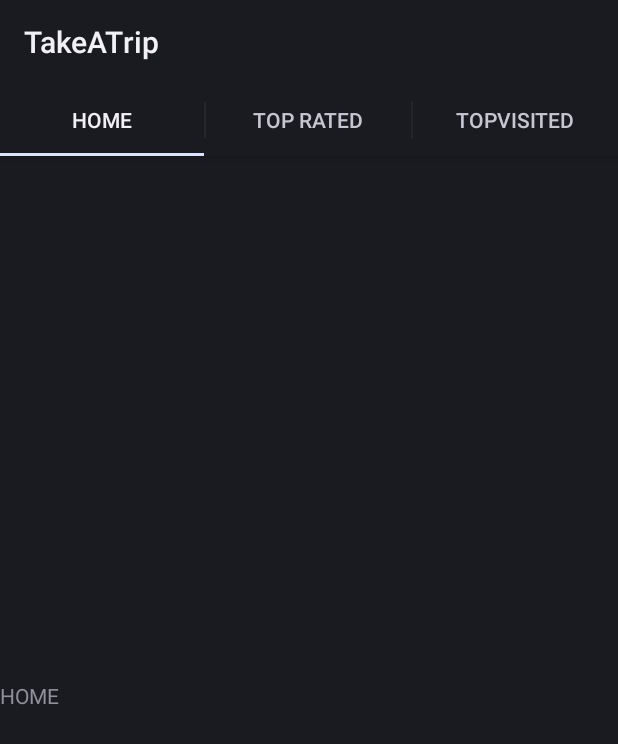
After one commit to giacomolanciano/TakeATrip, an Android app: the HomeFragment screen opened directly, with no data from a screen before it, on a phone screen of 412 x 824 dp. The commit adds this screen. Shown: the top 744 px of the screen. Run offline under Robolectric (Android 15) with nearby library versions, the phone set to English and light mode, and no system bars.

Commit message:
Initialization of Social Part

```diff
--- a/mobile/build.gradle
+++ b/mobile/build.gradle
@@ -32,4 +32,5 @@ dependencies {
     compile 'com.google.android.gms:play-services:8.4.0'
     compile 'com.android.support:design:23.0.1'
     compile 'com.android.support:support-v4:23.0.1'
+    compile 'com.android.support:support-v4:22.2.0'
 }
--- a/mobile/src/main/AndroidManifest.xml
+++ b/mobile/src/main/AndroidManifest.xml
@@ -90,6 +90,9 @@
         </activity>
         <activity android:name=".Activities.SearchActivity" >
         </activity>
+        <activity android:name=".Activities.SocialActivity"
+            android:theme="@style/Widget.AppCompat.ActionBar.Solid">
+        </activity>
     </application>
 
 </manifest>
--- /dev/null
+++ b/mobile/src/main/java/com/example/david/takeatrip/Activities/SocialActivity.java
@@ -0,0 +1,79 @@
+package com.example.david.takeatrip.Activities;
+
+import android.app.ActionBar;
+import android.app.ActionBar.Tab;
+import android.app.FragmentTransaction;
+import android.os.Bundle;
+import android.support.v4.app.FragmentActivity;
+import android.support.v4.view.ViewPager;
+import android.view.Menu;
+import com.example.david.takeatrip.R;
+import com.example.david.takeatrip.Utilities.TabsPagerAdapter;
+
+public class SocialActivity extends FragmentActivity implements ActionBar.TabListener {
+
+    private ViewPager viewPager;
+    private TabsPagerAdapter mAdapter;
+    private ActionBar actionBar;
+
+
+    // TODO: Tab titles in other languages
+    private String[] tabs = {"Home", "Top Rated", "TopVisited"};
+
+    @Override
+    protected void onCreate(Bundle savedInstanceState) {
+        super.onCreate(savedInstanceState);
+        setContentView(R.layout.activity_social);
+
+        // Initilization
+        viewPager = (ViewPager) findViewById(R.id.pager);
+        actionBar = getActionBar();
+        mAdapter = new TabsPagerAdapter(getSupportFragmentManager());
+
+        viewPager.setAdapter(mAdapter);
+        actionBar.setHomeButtonEnabled(false);
+        actionBar.setNavigationMode(ActionBar.NAVIGATION_MODE_TABS);
+
+        // Adding Tabs
+        for (String tab_name : tabs) {
+            actionBar.addTab(actionBar.newTab().setText(tab_name)
+                    .setTabListener(this));
+        }
+
+
+        viewPager.setOnPageChangeListener(new ViewPager.OnPageChangeListener() {
+
+            @Override
+            public void onPageSelected(int position) {
+                // on changing the page
+                // make respected tab selected
+                actionBar.setSelectedNavigationItem(position);
+            }
+
+            @Override
+            public void onPageScrolled(int arg0, float arg1, int arg2) {
+            }
+
+            @Override
+            public void onPageScrollStateChanged(int arg0) {
+            }
+        });
+
+    }
+
+    @Override
+    public void onTabSelected(ActionBar.Tab tab, FragmentTransaction ft) {
+        viewPager.setCurrentItem(tab.getPosition());
+
+    }
+
+    @Override
+    public void onTabUnselected(ActionBar.Tab tab, FragmentTransaction ft) {
+
+    }
+
+    @Override
+    public void onTabReselected(ActionBar.Tab tab, FragmentTransaction ft) {
+
+    }
+}
--- /dev/null
+++ b/mobile/src/main/java/com/example/david/takeatrip/Fragments/HomeFragment.java
@@ -0,0 +1,24 @@
+package com.example.david.takeatrip.Fragments;
+
+import android.os.Bundle;
+import android.support.v4.app.Fragment;
+import android.view.LayoutInflater;
+import android.view.View;
+import android.view.ViewGroup;
+
+import com.example.david.takeatrip.R;
+
+/**
+ * Created by lucagiacomelli on 21/02/16.
+ */
+public class HomeFragment extends Fragment {
+
+    @Override
+    public View onCreateView(LayoutInflater inflater, ViewGroup container,
+                             Bundle savedInstanceState) {
+
+        View rootView = inflater.inflate(R.layout.fragment_home_social, container, false);
+
+        return rootView;
+    }
+}
--- /dev/null
+++ b/mobile/src/main/java/com/example/david/takeatrip/Fragments/TopRatedFragment.java
@@ -0,0 +1,24 @@
+package com.example.david.takeatrip.Fragments;
+
+import android.os.Bundle;
+import android.support.v4.app.Fragment;
+import android.view.LayoutInflater;
+import android.view.View;
+import android.view.ViewGroup;
+
+import com.example.david.takeatrip.R;
+
+/**
+ * Created by lucagiacomelli on 21/02/16.
+ */
+public class TopRatedFragment extends Fragment {
+
+    @Override
+    public View onCreateView(LayoutInflater inflater, ViewGroup container,
+                             Bundle savedInstanceState) {
+
+        View rootView = inflater.inflate(R.layout.fragment_top_rated, container, false);
+
+        return rootView;
+    }
+}
--- /dev/null
+++ b/mobile/src/main/java/com/example/david/takeatrip/Utilities/TabsPagerAdapter.java
@@ -0,0 +1,44 @@
+package com.example.david.takeatrip.Utilities;
+
+/**
+ * Created by lucagiacomelli on 21/02/16.
+ */
+import android.support.v4.app.Fragment;
+import android.support.v4.app.FragmentManager;
+import android.support.v4.app.FragmentPagerAdapter;
+
+import com.example.david.takeatrip.Fragments.HomeFragment;
+import com.example.david.takeatrip.Fragments.TopRatedFragment;
+import com.example.david.takeatrip.Fragments.TopVisitedFragment;
+
+public class TabsPagerAdapter extends FragmentPagerAdapter {
+
+    public TabsPagerAdapter(FragmentManager fm) {
+        super(fm);
+    }
+
+    @Override
+    public Fragment getItem(int index) {
+
+        switch (index) {
+            case 0:
+                // Top Rated fragment activity
+                return new HomeFragment();
+            case 1:
+                // Games fragment activity
+                return new TopRatedFragment();
+            case 2:
+                // Movies fragment activity
+                return new TopVisitedFragment();
+        }
+
+        return null;
+    }
+
+    @Override
+    public int getCount() {
+        // get item count - equal to number of tabs
+        return 3;
+    }
+
+}
--- a/mobile/src/main/res/layout/activity_main.xml
+++ b/mobile/src/main/res/layout/activity_main.xml
@@ -51,7 +51,8 @@
             android:layout_width="wrap_content"
             android:layout_height="wrap_content"
             android:orientation="vertical"
-            android:layout_gravity="center">
+            android:layout_gravity="center"
+            android:onClick="onClickSocialButton">
 
 
             <TextView
--- /dev/null
+++ b/mobile/src/main/res/layout/activity_social.xml
@@ -0,0 +1,7 @@
+<?xml version="1.0" encoding="utf-8"?>
+<android.support.v4.view.ViewPager
+    xmlns:android="http://schemas.android.com/apk/res/android"
+    android:id="@+id/pager"
+    android:layout_width="match_parent"
+    android:layout_height="match_parent">
+</android.support.v4.view.ViewPager>
--- /dev/null
+++ b/mobile/src/main/res/layout/fragment_home_social.xml
@@ -0,0 +1,11 @@
+<?xml version="1.0" encoding="utf-8"?>
+<LinearLayout
+    xmlns:android="http://schemas.android.com/apk/res/android"
+    android:layout_width="match_parent" android:layout_height="match_parent">
+
+    <TextView
+        android:layout_width="match_parent"
+        android:layout_height="match_parent"
+        android:text="HOME"/>
+
+</LinearLayout>
```
Also changed, not shown: mobile/src/main/java/com/example/david/takeatrip/Activities/MainActivity.java (+8 -0 lines), mobile/src/main/java/com/example/david/takeatrip/Fragments/TopVisitedFragment.java (added, +24 -0 lines), mobile/src/main/res/layout/fragment_top_rated.xml (added, +11 -0 lines), mobile/src/main/res/layout/fragment_top_visited.xml (added, +12 -0 lines), 81 other files.
